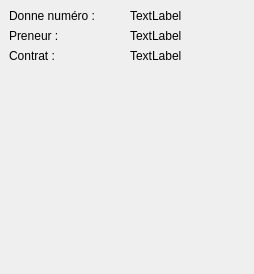
This is src/client/InfosDockUI.ui in arabine/icl as Qt 5 draws it before an edit. The edited form follows.
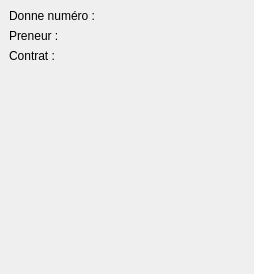
This is the edited form.

Commit message: New splash screen, cosmetic modifications

What changed in the file:
```diff
--- a/src/client/InfosDockUI.ui
+++ b/src/client/InfosDockUI.ui
@@ -27,7 +27,7 @@
       <item>
        <widget class="QLabel" name="donneVar">
         <property name="text">
-         <string>TextLabel</string>
+         <string/>
         </property>
        </widget>
       </item>
@@ -45,7 +45,7 @@
       <item>
        <widget class="QLabel" name="preneurVar">
         <property name="text">
-         <string>TextLabel</string>
+         <string/>
         </property>
        </widget>
       </item>
@@ -63,7 +63,7 @@
       <item>
        <widget class="QLabel" name="contratVar">
         <property name="text">
-         <string>TextLabel</string>
+         <string/>
         </property>
        </widget>
       </item>
```
The commit also changes 7 other files.
